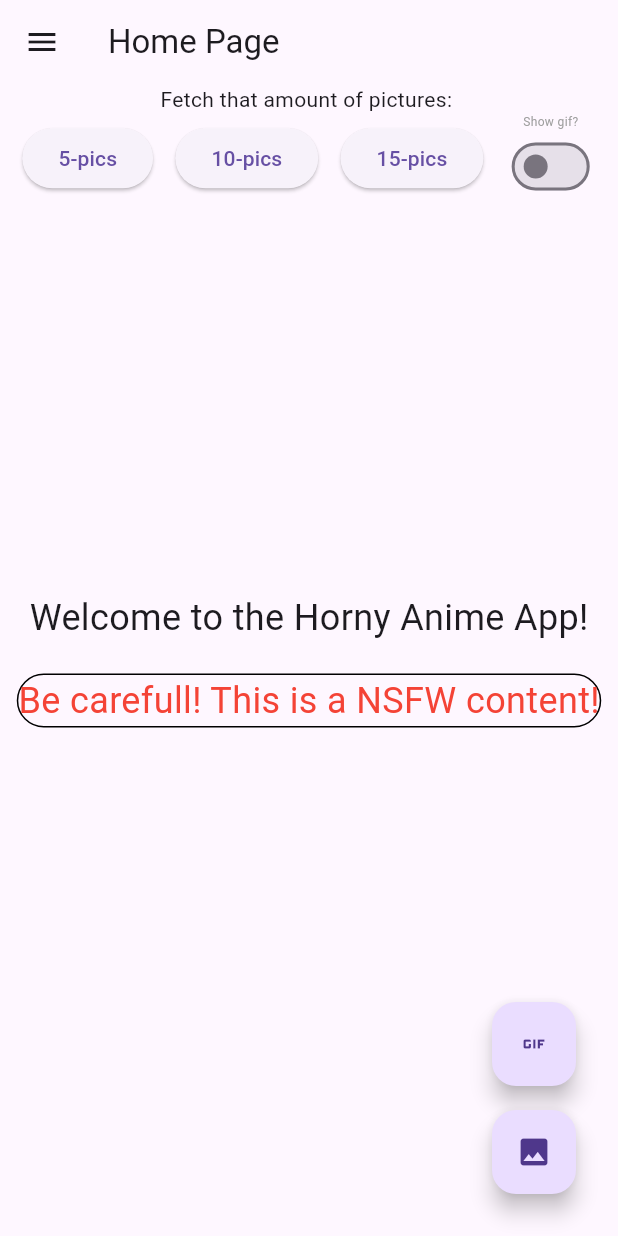
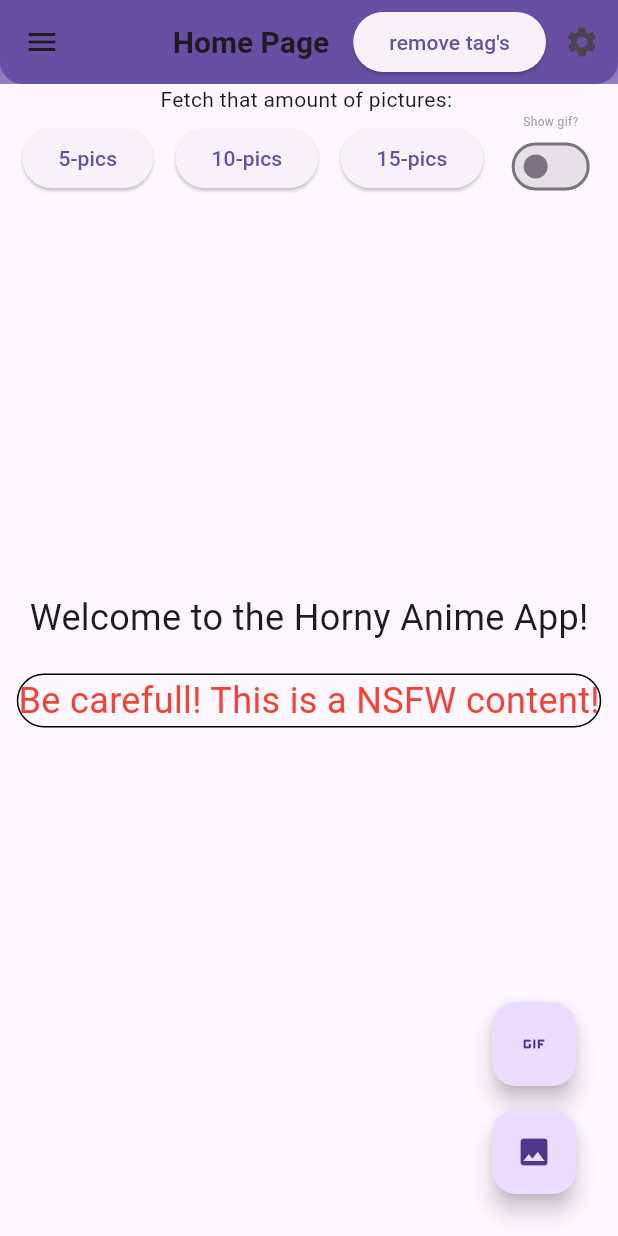
Before and after one commit to dolbobob00/hornet, a Flutter app: the screen it shows after launch, on a phone screen of 412 x 824 dp. Run offline on Flutter 3.47's test engine with Material 3 defaults, Android fonts, the light colour scheme and no system bars; our stand-ins replace bloc, cached_network_image, dio, flutter_bloc, get_it, go_router; network calls fail.

Commit message:
- Add custom AppBar with gradient and flexible configuration - Set up service locator with GetIt for dependency injection - Implement anime image fetching with BLoC pattern - Add quotes feature integration with API Ninjas - Create comprehensive README with project documentation - Configure routes and theme settings - Implement DIO, GetIt, refactor some issues. - Added Tags Service, clear full / not full. - Add constants management for API endpoints - Implement multiple image loading support with error handling
Breaking changes:
- New dependency requirements (bloc, get_it, dio)
- Updated project structure with clean architecture
- Required API keys configuration in constants.dart

```diff
--- a/lib/src/data/constants.dart
+++ b/lib/src/data/constants.dart
@@ -1,3 +1,5 @@
-const animeFetchUrl = 'https://api.waifu.im';
-const quotesFetchUrl = 'https://api.api-ninjas.com/v1/quotes';
-const quotesAPI = 'oLMMU66RBF4G488oJ1Xx1g==8r59QVT56LWBrzxD';
+class Constants {
+  final animeFetchUrl = 'https://api.waifu.im';
+  final quotesFetchUrl = 'https://api.api-ninjas.com/v1/quotes';
+  final quotesAPI = 'oLMMU66RBF4G488oJ1Xx1g==8r59QVT56LWBrzxD';
+}
--- /dev/null
+++ b/lib/src/domain/anime_tags.dart
@@ -0,0 +1,50 @@
+abstract class IAnimeTags {
+  List<String> get tags;
+
+  set changeAllTagsTo(List<String> value);
+
+  void clearTags() {}
+
+  void addTag({required String tag}) {}
+
+  void deleteTag({required String tag}) {}
+}
+
+class AnimeTagsImpl implements IAnimeTags {
+  List<String> _tags = [];
+
+  @override
+  List<String> get tags => _tags;
+
+  @override
+  set changeAllTagsTo(List<String> value) => _tags = value;
+
+  @override
+  void clearTags({List<String>? exceptTags}) {
+    if (exceptTags != null) {
+      _tags.removeWhere(
+        (element) => !exceptTags.contains(element),
+      );
+    } else {
+      _tags.clear();
+    }
+  }
+
+  @override
+  void addTag({required String tag}) {
+    _tags.add(tag);
+  }
+
+  @override
+  void deleteTag({required String tag}) {
+    _tags.remove(tag);
+  }
+}
+
+class Tag {
+  final map = {
+    'tags': [],
+    'except': [],
+
+  };
+}
--- a/lib/src/presentation/cubit/anime_categories_info/cubit/anime_info_cubit.dart
+++ b/lib/src/presentation/cubit/anime_categories_info/cubit/anime_info_cubit.dart
@@ -1,4 +1,5 @@
 import 'package:bloc/bloc.dart';
+import 'package:get_it/get_it.dart';
 import 'package:meta/meta.dart';
 import 'package:restful_solid_bloc/src/data/constants.dart';
 
@@ -8,8 +9,7 @@ part 'anime_info_state.dart';
 
 class AnimeInfoCubit extends Cubit<AnimeInfoState> {
   AnimeInfoCubit() : super(AnimeInfoInitial());
-  final IAnimeRepository repository =
-      DataAnimeRepository(baseUrl: animeFetchUrl);
+  final IAnimeRepository repository = GetIt.I<IAnimeRepository>();
   void fetchCategories() async {
     emit(
       AnimeInfoLoading(),
--- a/lib/src/presentation/cubit/quotes_cubit/cubit/quotes_cubit.dart
+++ b/lib/src/presentation/cubit/quotes_cubit/cubit/quotes_cubit.dart
@@ -1,4 +1,5 @@
 import 'package:bloc/bloc.dart';
+import 'package:get_it/get_it.dart';
 import 'package:meta/meta.dart';
 import 'package:restful_solid_bloc/src/data/constants.dart';
 import 'package:restful_solid_bloc/src/data/repositories/quotes_repo.dart';
@@ -6,9 +7,7 @@ import 'package:restful_solid_bloc/src/data/repositories/quotes_repo.dart';
 part 'quotes_state.dart';
 
 class QuotesCubit extends Cubit<QuotesState> {
-  QuotesRepository repository = QuotesRepositoryImpl(
-    baseUrl: quotesFetchUrl,
-  );
+  QuotesRepository repository = GetIt.I<QuotesRepository>();
   QuotesCubit() : super(QuotesInitial());
 
   void fetchQuote() async {
--- a/lib/src/presentation/pages/home_page/home_page.dart
+++ b/lib/src/presentation/pages/home_page/home_page.dart
@@ -1,13 +1,15 @@
 import 'package:flutter/material.dart';
 import 'package:flutter_bloc/flutter_bloc.dart';
+import 'package:get_it/get_it.dart';
+import 'package:restful_solid_bloc/src/domain/anime_tags.dart';
 import 'package:restful_solid_bloc/src/presentation/cubit/home_page_cubit/cubit/anime_pics_cubit.dart';
 
 import 'package:restful_solid_bloc/widgets/image_card/image_card.dart';
 import 'package:restful_solid_bloc/widgets/amount_tab_bar_picker.dart';
 
+import '../../../../widgets/custom_appbar.dart';
 import '../../../../widgets/custom_drawer/my_custom_drawer.dart';
 import '../../../../widgets/custom_loading_circle.dart';
-
 
 class HomePage extends StatelessWidget {
   const HomePage({super.key});
@@ -16,8 +18,26 @@ class HomePage extends StatelessWidget {
   Widget build(BuildContext context) {
     final bloc = BlocProvider.of<AnimePicsCubit>(context);
     return Scaffold(
-      appBar: AppBar(
-        title: const Text('Home Page'),
+      appBar: CustomAppbar(
+        title: 'Home Page',
+        actions: [
+          ElevatedButton(
+            onPressed: () {
+              GetIt.I<AnimeTagsImpl>().clearTags();
+            },
+            child: Text(
+              'remove tag\'s',
+            ),
+          ),
+          IconButton(
+            icon: const Icon(Icons.settings),
+            onPressed: () {},
+          ),
+        ],
+        titleStyle: const TextStyle(
+          fontSize: 20,
+          fontWeight: FontWeight.bold,
+        ),
       ),
       drawer: const MyCustomDrawer(),
       body: Stack(
--- a/lib/widgets/amount_tab_bar_picker.dart
+++ b/lib/widgets/amount_tab_bar_picker.dart
@@ -3,9 +3,9 @@ import 'package:restful_solid_bloc/src/presentation/cubit/home_page_cubit/cubit/
 
 // ignore: must_be_immutable
 class AmountTabBar extends StatefulWidget {
-  const AmountTabBar({super.key, required this.bloc, this.tag});
+  const AmountTabBar({super.key, required this.bloc, this.tags});
   final AnimePicsCubit bloc;
-  final String? tag;
+  final List<String>? tags;
   @override
   State<AmountTabBar> createState() => _AmountTabBarState();
 }
@@ -26,7 +26,7 @@ class _AmountTabBarState extends State<AmountTabBar> {
                   isNsfw: true,
                   isGif: showGif,
                   amount: 5,
-                  tag: widget.tag,
+                  tags: widget.tags,
                 );
               },
               child: Text(
@@ -39,7 +39,7 @@ class _AmountTabBarState extends State<AmountTabBar> {
                   isNsfw: true,
                   isGif: showGif,
                   amount: 10,
-                  tag: widget.tag,
+                  tags: widget.tags,
                 );
               },
               child: Text(
@@ -52,7 +52,7 @@ class _AmountTabBarState extends State<AmountTabBar> {
                   isNsfw: true,
                   isGif: showGif,
                   amount: 15,
-                  tag: widget.tag,
+                  tags: widget.tags,
                 );
               },
               child: Text(
--- /dev/null
+++ b/lib/widgets/custom_appbar.dart
@@ -0,0 +1,66 @@
+import 'package:flutter/material.dart';
+
+class CustomAppbar extends StatelessWidget implements PreferredSizeWidget {
+  const CustomAppbar({
+    super.key,
+    this.title,
+    this.actions,
+    this.leading,
+    this.centerTitle = true,
+    this.elevation = 2.0,
+    this.backgroundColor,
+    this.titleStyle,
+    this.bottom,
+  });
+
+  final String? title;
+  final List<Widget>? actions;
+  final Widget? leading;
+  final bool centerTitle;
+  final double elevation;
+  final Color? backgroundColor;
+  final TextStyle? titleStyle;
+  final PreferredSizeWidget? bottom;
+
+  @override
+  Widget build(BuildContext context) {
+    return AppBar(
+      title: Text(
+        title ?? '',
+        style: titleStyle ??
+            Theme.of(context).textTheme.titleLarge?.copyWith(
+                  color: Colors.white,
+                  fontWeight: FontWeight.bold,
+                ),
+      ),
+      centerTitle: centerTitle,
+      elevation: elevation,
+      backgroundColor: backgroundColor ?? Theme.of(context).primaryColor,
+      leading: leading,
+      actions: actions,
+      bottom: bottom,
+      flexibleSpace: Container(
+        decoration: BoxDecoration(
+          gradient: LinearGradient(
+            colors: [
+              Theme.of(context).primaryColor,
+              Theme.of(context).primaryColor.withAlpha(180),
+            ],
+            begin: Alignment.topCenter,
+            end: Alignment.bottomCenter,
+          ),
+        ),
+      ),
+      shape: const RoundedRectangleBorder(
+        borderRadius: BorderRadius.vertical(
+          bottom: Radius.circular(15),
+        ),
+      ),
+    );
+  }
+
+  @override
+  Size get preferredSize => Size.fromHeight(
+        kToolbarHeight + (bottom?.preferredSize.height ?? 0.0),
+      );
+}
--- a/pubspec.yaml
+++ b/pubspec.yaml
@@ -8,13 +8,14 @@ environment:
 
 dependencies:
   bloc: ^9.0.0
+  cached_network_image: ^3.3.0
   dio: ^5.8.0+1
   flutter:
     sdk: flutter
   flutter_bloc: ^9.0.0
+  get_it: ^8.0.3
   go_router: ^14.8.0
   http: ^1.3.0
-  cached_network_image: ^3.3.0
   path_provider: ^2.1.2
   url_launcher: ^6.3.1
 
@@ -27,3 +28,4 @@ flutter:
   uses-material-design: true
   assets:
     - assets/animations/
+    - assets/logo/
```
Also changed, not shown: lib/main.dart (+5 -2 lines), lib/src/data/repositories/data_anime_repo.dart (+149 -129 lines), lib/src/data/repositories/quotes_repo.dart (+13 -11 lines), lib/src/domain/service_locator.dart (added, +37 -0 lines), lib/src/presentation/cubit/home_page_cubit/cubit/anime_pics_cubit.dart (+10 -66 lines), lib/src/presentation/pages/secondary_page/defined_category_page.dart (+33 -8 lines), lib/src/routes/routes.dart (+13 -5 lines), assets/logo/logo.jpg (added), pubspec.lock, 67 other files.
